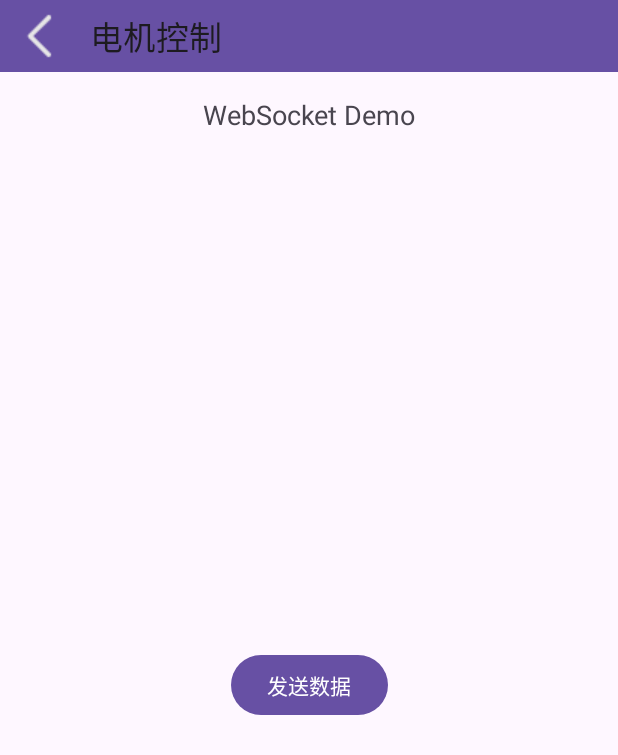
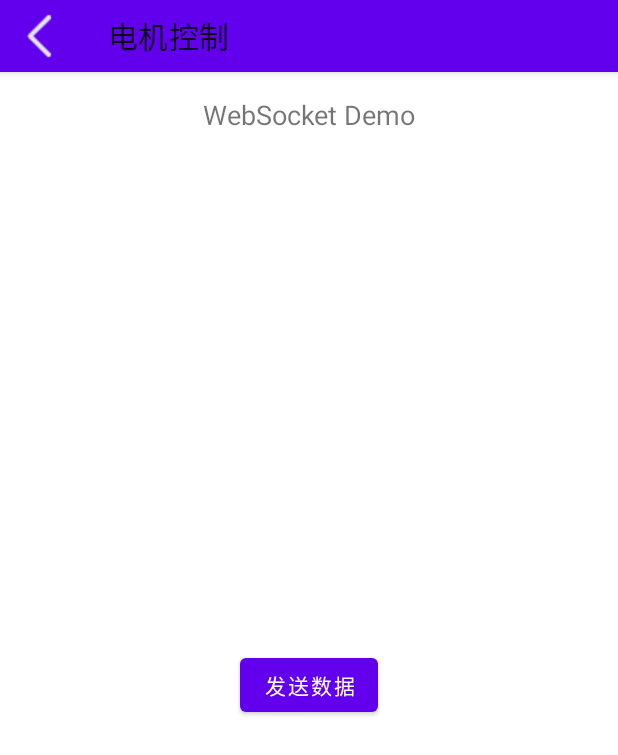
Before and after one commit to Wangshenggui/SeedSysAndroidAPP, an Android app: the MotorControlActivity screen opened directly, with no data from a screen before it, on a phone screen of 412 x 824 dp. Shown: the top 755 px of the screen. Run offline under Robolectric (Android 15) with nearby library versions, the phone set to English and light mode, and no system bars.

Commit message:
优化播种界面

```diff
--- a/app/src/main/AndroidManifest.xml
+++ b/app/src/main/AndroidManifest.xml
@@ -13,6 +13,9 @@
         android:theme="@style/Theme.SeedingSystemAndroidAPP"
         tools:targetApi="31">
         <activity
+            android:name=".MainActivity2"
+            android:exported="false" />
+        <activity
             android:name=".MotorControlActivity"
             android:exported="false" />
         <activity
--- a/app/src/main/java/com/example/seedingsystemandroidapp/MotorControlActivity.java
+++ b/app/src/main/java/com/example/seedingsystemandroidapp/MotorControlActivity.java
@@ -13,7 +13,6 @@ public class MotorControlActivity extends AppCompatActivity {
     @Override
     protected void onCreate(Bundle savedInstanceState) {
         super.onCreate(savedInstanceState);
-        EdgeToEdge.enable(this);
         setContentView(R.layout.activity_motor_control);
 
 
--- a/app/src/main/res/values-night/themes.xml
+++ b/app/src/main/res/values-night/themes.xml
@@ -1,7 +1,16 @@
 <resources xmlns:tools="http://schemas.android.com/tools">
     <!-- Base application theme. -->
     <style name="Base.Theme.SeedingSystemAndroidAPP" parent="Theme.Material3.DayNight.NoActionBar">
-        <!-- Customize your dark theme here. -->
-        <!-- <item name="colorPrimary">@color/my_dark_primary</item> -->
+        <!-- Primary brand color. -->
+        <item name="colorPrimary">@color/purple_200</item>
+        <item name="colorPrimaryVariant">@color/purple_700</item>
+        <item name="colorOnPrimary">@color/black</item>
+        <!-- Secondary brand color. -->
+        <item name="colorSecondary">@color/teal_200</item>
+        <item name="colorSecondaryVariant">@color/teal_200</item>
+        <item name="colorOnSecondary">@color/black</item>
+        <!-- Status bar color. -->
+        <item name="android:statusBarColor">?attr/colorPrimaryVariant</item>
+        <!-- Customize your theme here. -->
     </style>
 </resources>
--- a/app/src/main/res/values/colors.xml
+++ b/app/src/main/res/values/colors.xml
@@ -1,5 +1,10 @@
 <?xml version="1.0" encoding="utf-8"?>
 <resources>
+    <color name="purple_200">#FFBB86FC</color>
+    <color name="purple_500">#FF6200EE</color>
+    <color name="purple_700">#FF3700B3</color>
+    <color name="teal_200">#FF03DAC5</color>
+    <color name="teal_700">#FF018786</color>
     <color name="black">#FF000000</color>
     <color name="white">#FFFFFFFF</color>
 </resources>
--- a/app/src/main/res/values/strings.xml
+++ b/app/src/main/res/values/strings.xml
@@ -1,3 +1,5 @@
 <resources>
     <string name="app_name">SeedingSystemAndroidAPP</string>
+    <!-- TODO: Remove or change this placeholder text -->
+    <string name="hello_blank_fragment">Hello blank fragment</string>
 </resources>
--- a/app/src/main/res/values/themes.xml
+++ b/app/src/main/res/values/themes.xml
@@ -1,9 +1,24 @@
 <resources xmlns:tools="http://schemas.android.com/tools">
     <!-- Base application theme. -->
-    <style name="Base.Theme.SeedingSystemAndroidAPP" parent="Theme.Material3.DayNight.NoActionBar">
-        <!-- Customize your light theme here. -->
-        <!-- <item name="colorPrimary">@color/my_light_primary</item> -->
+    <style name="Base.Theme.SeedingSystemAndroidAPP" parent="Theme.MaterialComponents.DayNight.NoActionBar">
+        <!-- Primary brand color. -->
+        <item name="colorPrimary">@color/purple_500</item>
+        <item name="colorPrimaryVariant">@color/purple_700</item>
+        <item name="colorOnPrimary">@color/white</item>
+        <!-- Secondary brand color. -->
+        <item name="colorSecondary">@color/teal_200</item>
+        <item name="colorSecondaryVariant">@color/teal_700</item>
+        <item name="colorOnSecondary">@color/black</item>
+        <!-- Status bar color. -->
+        <item name="android:statusBarColor">?attr/colorPrimaryVariant</item>
+        <!-- Customize your theme here. -->
     </style>
 
     <style name="Theme.SeedingSystemAndroidAPP" parent="Base.Theme.SeedingSystemAndroidAPP" />
+
+    <style name="ToolbarTitleText">
+        <item name="android:textSize">20sp</item> <!-- 设置文字大小 -->
+        <item name="android:textColor">#FFFFFF</item> <!-- 设置文字颜色 -->
+        <!-- 其他字体样式设置 -->
+    </style>
 </resources>
```
